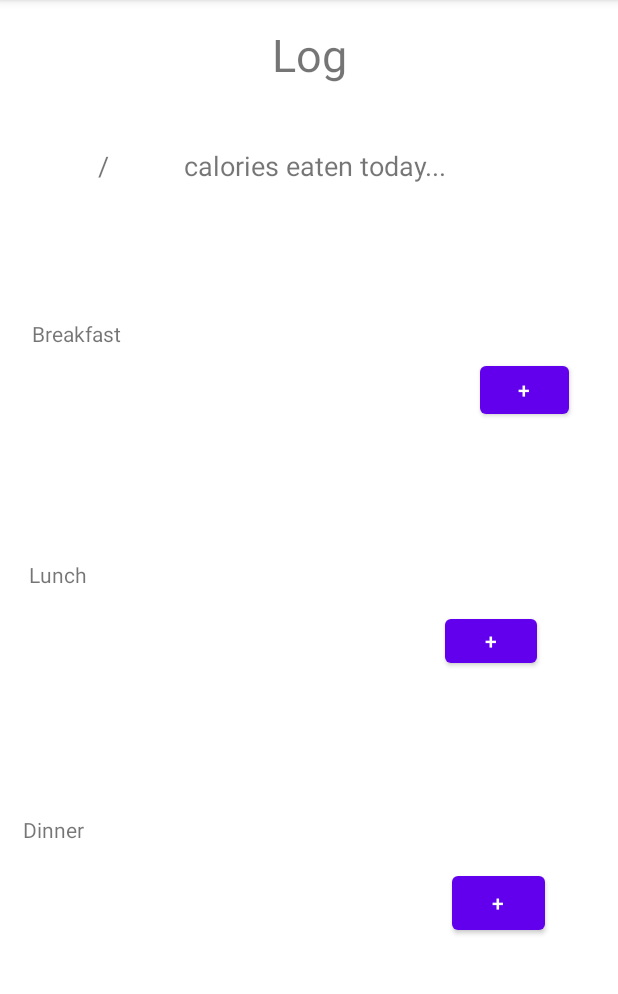
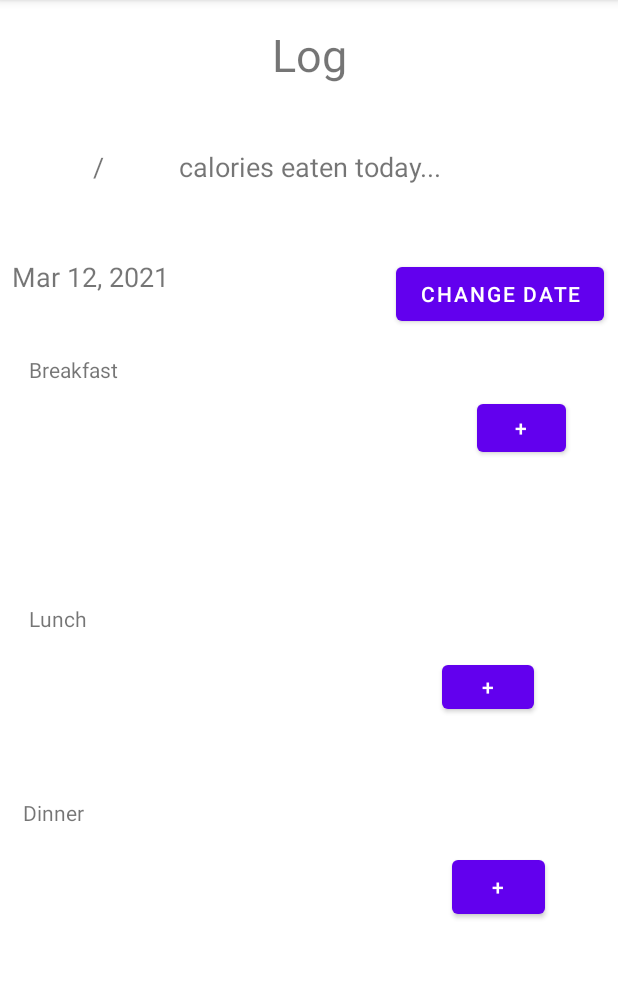
Before and after one commit to iancooperman/Dyetr, an Android app: the FoodLogActivity screen opened directly, with no data from a screen before it, on a phone screen of 412 x 824 dp, the part 84-1078 px from its top. Run offline under Robolectric (Android 15) with nearby library versions, the phone set to English and light mode, and no system bars; our stand-ins replace Volley; network calls fail; 1 statement that could not run was skipped.

Commit message:
Calorie goal reading implemented

```diff
--- /dev/null
+++ b/Android/app/src/main/java/com/example/dyetr/DatePickerFragment.java
@@ -0,0 +1,24 @@
+package com.example.dyetr;
+
+import android.app.DatePickerDialog;
+import android.app.Dialog;
+import android.os.Bundle;
+
+import androidx.annotation.NonNull;
+import androidx.annotation.Nullable;
+import androidx.fragment.app.DialogFragment;
+
+import java.util.Calendar;
+
+public class DatePickerFragment extends DialogFragment {
+
+    @NonNull
+    @Override
+    public Dialog onCreateDialog(@Nullable Bundle savedInstanceState) {
+        Calendar c = Calendar.getInstance();
+        int year = c.get(Calendar.YEAR);
+        int month = c.get(Calendar.MONTH);
+        int day = c.get(Calendar.DAY_OF_MONTH);
+        return new DatePickerDialog(getActivity(), (DatePickerDialog.OnDateSetListener) getActivity(), year, month, day);
+    }
+}
--- a/Android/app/src/main/java/com/example/dyetr/FoodLogActivity.java
+++ b/Android/app/src/main/java/com/example/dyetr/FoodLogActivity.java
@@ -1,27 +1,40 @@
 package com.example.dyetr;
 
-import android.content.Context;
+import android.app.DatePickerDialog;
 import android.content.Intent;
 import android.os.Bundle;
 
-import com.google.android.material.floatingactionbutton.FloatingActionButton;
-import com.google.android.material.snackbar.Snackbar;
-
 import androidx.annotation.Nullable;
 import androidx.appcompat.app.AppCompatActivity;
-import androidx.appcompat.widget.Toolbar;
+import androidx.fragment.app.DialogFragment;
 
 import android.util.Log;
 import android.view.View;
 import android.widget.Button;
+import android.widget.DatePicker;
 import android.widget.TextView;
 
-public class FoodLogActivity extends AppCompatActivity {
+import com.android.volley.Request;
+import com.android.volley.RequestQueue;
+import com.android.volley.Response;
+import com.android.volley.VolleyError;
+import com.android.volley.toolbox.StringRequest;
+import com.android.volley.toolbox.Volley;
+
+import org.json.JSONException;
+import org.json.JSONObject;
+
+import java.io.UnsupportedEncodingException;
+import java.net.URLEncoder;
+import java.text.DateFormat;
+import java.util.Calendar;
+
+public class FoodLogActivity extends AppCompatActivity implements DatePickerDialog.OnDateSetListener {
 
     private String userId;
 
     private TextView caloriesEaten;
-    private TextView totalCaloriesEaten;
+    private TextView totalCalories;
 
     private TextView breakfastName;
     private TextView breakfastCalories;
@@ -35,6 +48,11 @@ public class FoodLogActivity extends AppCompatActivity {
     private TextView dinnerCalories;
     private Button dinnerAddButton;
 
+    private TextView dateText;
+    private Button changeDateButton;
+
+    private RequestQueue requestQueue;
+
     @Override
     protected void onCreate(Bundle savedInstanceState) {
         super.onCreate(savedInstanceState);
@@ -46,7 +64,7 @@ public class FoodLogActivity extends AppCompatActivity {
 
         //Header
         caloriesEaten = (TextView) findViewById(R.id.caloriesEatenTextView);
-        totalCaloriesEaten =(TextView) findViewById(R.id.totalCaloriesTextView);
+        totalCalories =(TextView) findViewById(R.id.totalCaloriesTextView);
 
         //breakfast
         breakfastName = (TextView) findViewById(R.id.breakfastNameTextView);
@@ -62,6 +80,13 @@ public class FoodLogActivity extends AppCompatActivity {
         dinnerName = (TextView) findViewById(R.id.dinnerNameTextView);
         dinnerCalories = (TextView) findViewById(R.id.dinnerCaloriesTextView);
         dinnerAddButton = (Button) findViewById(R.id.dinnerAddButton);
+
+        //date
+        dateText = (TextView) findViewById(R.id.dateTextView);
+        changeDateButton = (Button) findViewById(R.id.changeDateButton);
+        Calendar c = Calendar.getInstance();
+        String currentDateString = DateFormat.getDateInstance().format(c.getTime());
+        dateText.setText(currentDateString);
 
         breakfastAddButton.setOnClickListener(new View.OnClickListener() {
             @Override
@@ -117,6 +142,32 @@ public class FoodLogActivity extends AppCompatActivity {
             }
         });
 
+        changeDateButton.setOnClickListener(new View.OnClickListener() {
+            @Override
+            public void onClick(View v) {
+                DialogFragment datePicker = new DatePickerFragment();
+                datePicker.show(getSupportFragmentManager(), "date picker");
+            }
+        });
+
+        // initialize request queue
+        requestQueue = Volley.newRequestQueue(this);
+
+        // set calorie fields
+//        getCaloriesEatenToday();
+        getCalorieGoal(userId);
+
+    }
+
+    @Override
+    public void onDateSet(DatePicker view, int year, int month, int dayOfMonth) {
+        Calendar c = Calendar.getInstance();
+        c.set(Calendar.YEAR, year);
+        c.set(Calendar.MONTH, month);
+        c.set(Calendar.DAY_OF_MONTH, dayOfMonth);
+
+        String currentDateString = DateFormat.getDateInstance().format(c.getTime());
+        dateText.setText(currentDateString);
     }
 
     @Override
@@ -155,10 +206,44 @@ public class FoodLogActivity extends AppCompatActivity {
         //API request
     }
 
-    private int getCalorieGoal(){
-        return 1000;
-        //API request
+    private void getCalorieGoal(String userId){
+        String userIdEncoded = null;
+
+        try {
+            userIdEncoded = URLEncoder.encode(userId, "utf-8");
+        } catch (UnsupportedEncodingException e) {
+            e.printStackTrace();
+        }
+
+        String url = "http://10.0.2.2:5000/api/v1/user"
+                + "?id=" + userIdEncoded;
+
+        Log.i("URL", url);
+
+        StringRequest userRequest = new StringRequest(Request.Method.GET, url, new Response.Listener<String>() {
+            @Override
+            public void onResponse(String response) {
+                JSONObject jsonObject = null;
+                try {
+                    Log.i("FoodLogActivity", response);
+                    jsonObject = new JSONObject(response);
+
+                    int calorieGoal = jsonObject.getInt("calorie_goal");
+                    totalCalories.setText(Integer.toString(calorieGoal));
+                } catch (JSONException e) {
+                    e.printStackTrace();
+                }
+            }
+        }, new Response.ErrorListener() {
+            @Override
+            public void onErrorResponse(VolleyError error) {
+                Log.i("User.error", error.toString());
+            }
+        });
+
+        requestQueue.add(userRequest);
     }
+
 
     private void addFoodItem(Food foodItem, MealTime mealTime) {
         //MAKE API REQUEST
--- a/Android/app/src/main/res/layout/activity_food_log.xml
+++ b/Android/app/src/main/res/layout/activity_food_log.xml
@@ -10,7 +10,7 @@
         android:layout_width="wrap_content"
         android:layout_height="wrap_content"
         android:layout_marginTop="16dp"
-        android:layout_marginBottom="41dp"
+        android:layout_marginBottom="42dp"
         android:text="Log"
         android:textSize="30sp"
         app:layout_constraintBottom_toTopOf="@+id/linearLayout5"
@@ -18,111 +18,13 @@
         app:layout_constraintStart_toStartOf="parent"
         app:layout_constraintTop_toTopOf="parent" />
 
-    <TextView
-        android:id="@+id/breakfastHeaderTextView"
-        android:layout_width="wrap_content"
-        android:layout_height="wrap_content"
-        android:layout_marginStart="2dp"
-        android:layout_marginBottom="6dp"
-        android:text="Breakfast"
-        app:layout_constraintBottom_toTopOf="@+id/linearLayout2"
-        app:layout_constraintStart_toStartOf="@+id/linearLayout2"
-        app:layout_constraintTop_toBottomOf="@+id/linearLayout5" />
-
-    <TextView
-        android:id="@+id/lunchHeaderTextView"
-        android:layout_width="wrap_content"
-        android:layout_height="wrap_content"
-        android:layout_marginStart="19dp"
-        android:layout_marginBottom="14dp"
-        android:text="Lunch"
-        app:layout_constraintBottom_toTopOf="@+id/linearLayout3"
-        app:layout_constraintStart_toStartOf="parent"
-        app:layout_constraintTop_toBottomOf="@+id/linearLayout2" />
-
-    <TextView
-        android:id="@+id/dinnerHeaderTextView"
-        android:layout_width="wrap_content"
-        android:layout_height="wrap_content"
-        android:layout_marginStart="15dp"
-        android:layout_marginBottom="15dp"
-        android:text="Dinner"
-        app:layout_constraintBottom_toTopOf="@+id/linearLayout4"
-        app:layout_constraintStart_toStartOf="parent"
-        app:layout_constraintTop_toBottomOf="@+id/linearLayout3" />
-
-    <LinearLayout
-        android:id="@+id/linearLayout2"
-        android:layout_width="0dp"
-        android:layout_height="0dp"
-        android:layout_marginStart="19dp"
-        android:layout_marginEnd="19dp"
-        android:layout_marginBottom="80dp"
-        android:orientation="horizontal"
-        app:layout_constraintBottom_toTopOf="@+id/lunchHeaderTextView"
-        app:layout_constraintEnd_toEndOf="parent"
-        app:layout_constraintStart_toStartOf="parent"
-        app:layout_constraintTop_toBottomOf="@+id/breakfastHeaderTextView">
-
-        <TextView
-            android:id="@+id/breakfastNameTextView"
-            android:layout_width="229dp"
-            android:layout_height="35dp"
-            android:textSize="24sp" />
-
-        <TextView
-            android:id="@+id/breakfastCaloriesTextView"
-            android:layout_width="71dp"
-            android:layout_height="31dp"
-            android:width="150dp"
-            android:textSize="24sp" />
-
-        <Button
-            android:id="@+id/breakfastAddButton"
-            android:layout_width="59dp"
-            android:layout_height="44dp"
-            android:text="+" />
-    </LinearLayout>
-
-    <LinearLayout
-        android:id="@+id/linearLayout3"
-        android:layout_width="0dp"
-        android:layout_height="0dp"
-        android:layout_marginStart="5dp"
-        android:layout_marginEnd="5dp"
-        android:layout_marginBottom="82dp"
-        android:orientation="horizontal"
-        app:layout_constraintBottom_toTopOf="@+id/dinnerHeaderTextView"
-        app:layout_constraintEnd_toEndOf="parent"
-        app:layout_constraintStart_toStartOf="parent"
-        app:layout_constraintTop_toBottomOf="@+id/lunchHeaderTextView">
-
-        <TextView
-            android:id="@+id/lunchNameTextView"
-            android:layout_width="225dp"
-            android:layout_height="34dp"
-            android:textSize="24sp" />
-
-        <TextView
-            android:id="@+id/lunchCaloriesTextView"
-            android:layout_width="66dp"
-            android:layout_height="32dp"
-            android:textSize="24sp" />
-
-        <Button
-            android:id="@+id/lunchAddButton"
-            android:layout_width="61dp"
-            android:layout_height="41dp"
-            android:text="+" />
-    </LinearLayout>
-
     <LinearLayout
         android:id="@+id/linearLayout4"
         android:layout_width="0dp"
         android:layout_height="0dp"
         android:layout_marginStart="9dp"
         android:layout_marginEnd="9dp"
-        android:layout_marginBottom="135dp"
+        android:layout_marginBottom="62dp"
         android:orientation="horizontal"
         app:layout_constraintBottom_toBottomOf="parent"
         app:layout_constraintEnd_toEndOf="parent"
@@ -151,12 +53,110 @@
     </LinearLayout>
 
     <LinearLayout
+        android:id="@+id/linearLayout2"
+        android:layout_width="0dp"
+        android:layout_height="0dp"
+        android:layout_marginStart="17dp"
+        android:layout_marginEnd="17dp"
+        android:layout_marginBottom="81dp"
+        android:orientation="horizontal"
+        app:layout_constraintBottom_toTopOf="@+id/lunchHeaderTextView"
+        app:layout_constraintEnd_toEndOf="parent"
+        app:layout_constraintStart_toStartOf="parent"
+        app:layout_constraintTop_toBottomOf="@+id/breakfastHeaderTextView">
+
+        <TextView
+            android:id="@+id/breakfastNameTextView"
+            android:layout_width="229dp"
+            android:layout_height="35dp"
+            android:textSize="24sp" />
+
+        <TextView
+            android:id="@+id/breakfastCaloriesTextView"
+            android:layout_width="71dp"
+            android:layout_height="31dp"
+            android:width="150dp"
+            android:textSize="24sp" />
+
+        <Button
+            android:id="@+id/breakfastAddButton"
+            android:layout_width="59dp"
+            android:layout_height="44dp"
+            android:text="+" />
+    </LinearLayout>
+
+    <TextView
+        android:id="@+id/dinnerHeaderTextView"
+        android:layout_width="wrap_content"
+        android:layout_height="wrap_content"
+        android:layout_marginStart="15dp"
+        android:layout_marginBottom="16dp"
+        android:text="Dinner"
+        app:layout_constraintBottom_toTopOf="@+id/linearLayout4"
+        app:layout_constraintStart_toStartOf="parent"
+        app:layout_constraintTop_toBottomOf="@+id/linearLayout3" />
+
+    <LinearLayout
+        android:id="@+id/linearLayout3"
+        android:layout_width="0dp"
+        android:layout_height="0dp"
+        android:layout_marginStart="3dp"
+        android:layout_marginEnd="3dp"
+        android:layout_marginBottom="236dp"
+        android:orientation="horizontal"
+        app:layout_constraintBottom_toBottomOf="parent"
+        app:layout_constraintEnd_toEndOf="parent"
+        app:layout_constraintStart_toStartOf="parent"
+        app:layout_constraintTop_toBottomOf="@+id/changeDateButton">
+
+        <TextView
+            android:id="@+id/lunchNameTextView"
+            android:layout_width="225dp"
+            android:layout_height="34dp"
+            android:textSize="24sp" />
+
+        <TextView
+            android:id="@+id/lunchCaloriesTextView"
+            android:layout_width="66dp"
+            android:layout_height="32dp"
+            android:textSize="24sp" />
+
+        <Button
+            android:id="@+id/lunchAddButton"
+            android:layout_width="61dp"
+            android:layout_height="41dp"
+            android:text="+" />
+    </LinearLayout>
+
+    <TextView
+        android:id="@+id/lunchHeaderTextView"
+        android:layout_width="wrap_content"
+        android:layout_height="wrap_content"
+        android:layout_marginStart="19dp"
+        android:layout_marginBottom="15dp"
+        android:text="Lunch"
+        app:layout_constraintBottom_toTopOf="@+id/linearLayout3"
+        app:layout_constraintStart_toStartOf="parent"
+        app:layout_constraintTop_toBottomOf="@+id/linearLayout2" />
+
+    <TextView
+        android:id="@+id/breakfastHeaderTextView"
+        android:layout_width="wrap_content"
+        android:layout_height="wrap_content"
+        android:layout_marginStart="2dp"
+        android:layout_marginBottom="7dp"
+        android:text="Breakfast"
+        app:layout_constraintBottom_toTopOf="@+id/linearLayout2"
+        app:layout_constraintStart_toStartOf="@+id/linearLayout2"
+        app:layout_constraintTop_toBottomOf="@+id/linearLayout5" />
+
+    <LinearLayout
         android:id="@+id/linearLayout5"
         android:layout_width="0dp"
         android:layout_height="0dp"
-        android:layout_marginStart="15dp"
-        android:layout_marginEnd="15dp"
-        android:layout_marginBottom="60dp"
+        android:layout_marginStart="12dp"
+        android:layout_marginEnd="12dp"
+        android:layout_marginBottom="80dp"
         android:orientation="horizontal"
         app:layout_constraintBottom_toTopOf="@+id/breakfastHeaderTextView"
         app:layout_constraintEnd_toEndOf="parent"
@@ -192,4 +192,30 @@
             android:textSize="18sp" />
     </LinearLayout>
 
+    <TextView
+        android:id="@+id/dateTextView"
+        android:layout_width="0dp"
+        android:layout_height="0dp"
+        android:layout_marginStart="8dp"
+        android:layout_marginEnd="11dp"
+        android:text="Date"
+        android:textSize="18sp"
+        app:layout_constraintBottom_toBottomOf="@+id/changeDateButton"
+        app:layout_constraintEnd_toStartOf="@+id/changeDateButton"
+        app:layout_constraintStart_toStartOf="parent"
+        app:layout_constraintTop_toTopOf="@+id/changeDateButton" />
+
+    <Button
+        android:id="@+id/changeDateButton"
+        android:layout_width="wrap_content"
+        android:layout_height="wrap_content"
+        android:layout_marginTop="172dp"
+        android:layout_marginEnd="9dp"
+        android:layout_marginBottom="217dp"
+        android:text="Change Date"
+        app:layout_constraintBottom_toTopOf="@+id/linearLayout3"
+        app:layout_constraintEnd_toEndOf="parent"
+        app:layout_constraintStart_toEndOf="@+id/dateTextView"
+        app:layout_constraintTop_toTopOf="parent" />
+
 </androidx.constraintlayout.widget.ConstraintLayout>
```
